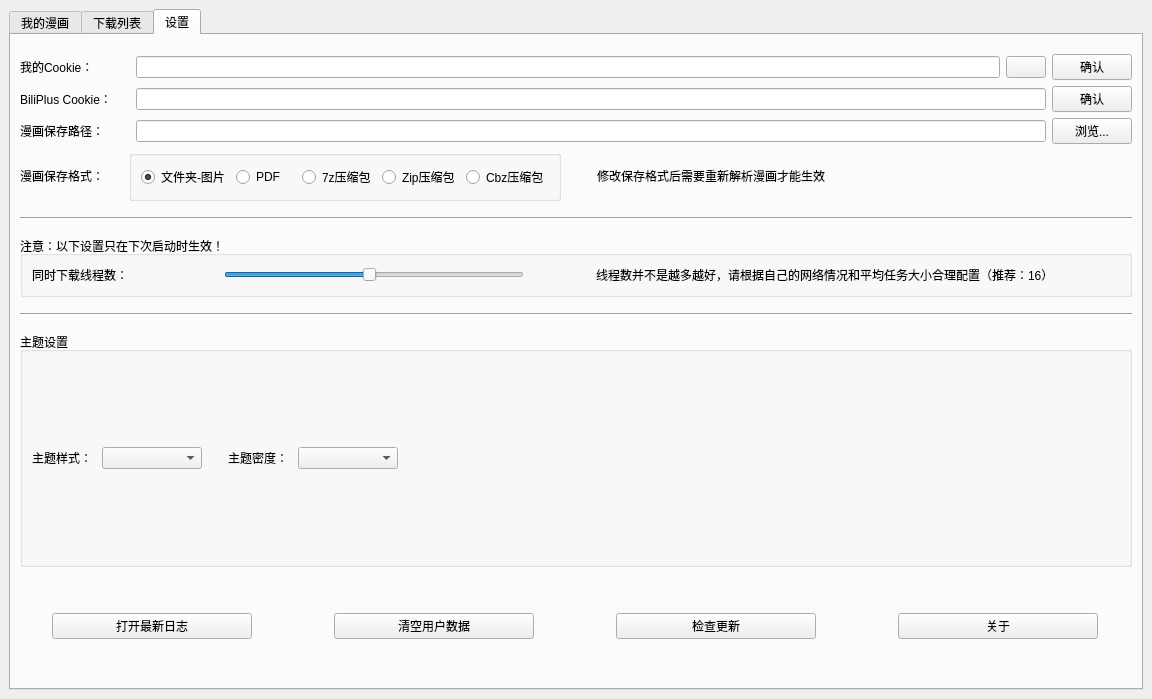
Above: src/ui/PySide_src/mainWindow.ui from Zeal-L/BiliBili-Manga-Downloader before the change. Below: the same form after it.
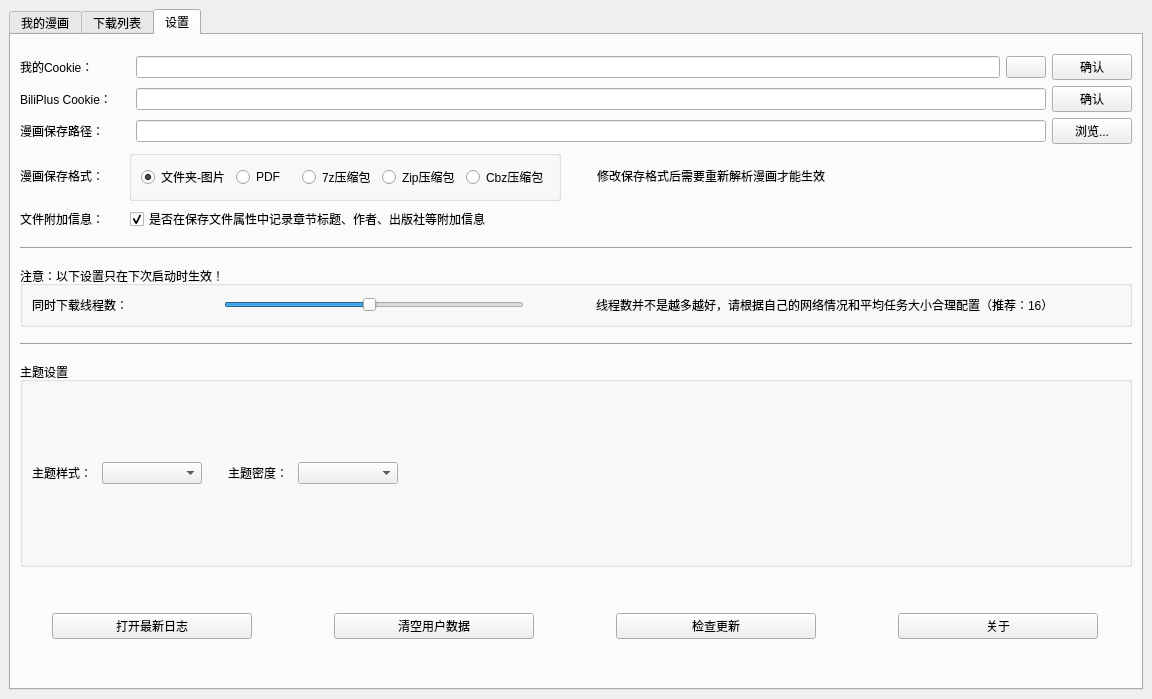
That is the form after the change. The open tabs and pages were chosen to show the change. Icons and pictures are not drawn.

Commit message: 🎨 在UI中添加exif的设置选项

Patch:
```diff
--- a/src/ui/PySide_src/mainWindow.ui
+++ b/src/ui/PySide_src/mainWindow.ui
@@ -763,7 +763,7 @@
        <attribute name="title">
         <string>设置</string>
        </attribute>
-       <layout class="QVBoxLayout" name="verticalLayout_5" stretch="0,0,0,0,0,0,0,0,0,0,0,0,1,0,0,0">
+       <layout class="QVBoxLayout" name="verticalLayout_5" stretch="0,0,0,0,0,0,0,0,0,0,0,0,0,1,0,0,0">
         <item>
          <spacer name="verticalSpacer_4">
           <property name="orientation">
@@ -1069,6 +1069,68 @@
           </item>
          </layout>
         </item>
+        <item>
+         <layout class="QHBoxLayout" name="horizontalLayout_5" stretch="0,0,0,0">
+          <item>
+           <widget class="QLabel" name="label_6">
+            <property name="sizePolicy">
+             <sizepolicy hsizetype="Fixed" vsizetype="Preferred">
+              <horstretch>0</horstretch>
+              <verstretch>0</verstretch>
+             </sizepolicy>
+            </property>
+            <property name="text">
+             <string>文件附加信息：</string>
+            </property>
+           </widget>
+          </item>
+          <item>
+           <spacer name="horizontalSpacer_11">
+            <property name="orientation">
+             <enum>Qt::Horizontal</enum>
+            </property>
+            <property name="sizeType">
+             <enum>QSizePolicy::Preferred</enum>
+            </property>
+            <property name="sizeHint" stdset="0">
+             <size>
+              <width>20</width>
+              <height>20</height>
+             </size>
+            </property>
+           </spacer>
+          </item>
+          <item>
+           <widget class="QCheckBox" name="checkBox_exif_info">
+            <property name="sizePolicy">
+             <sizepolicy hsizetype="Fixed" vsizetype="Fixed">
+              <horstretch>0</horstretch>
+              <verstretch>0</verstretch>
+             </sizepolicy>
+            </property>
+            <property name="text">
+             <string>是否在保存文件属性中记录章节标题、作者、出版社等附加信息</string>
+            </property>
+            <property name="checked">
+             <bool>true</bool>
+            </property>
+           </widget>
+          </item>
+          <item>
+           <spacer name="horizontalSpacer_12">
+            <property name="orientation">
+             <enum>Qt::Horizontal</enum>
+            </property>
+            <property name="sizeHint" stdset="0">
+             <size>
+              <width>40</width>
+              <height>20</height>
+             </size>
+            </property>
+           </spacer>
+          </item>
+         </layout>
+        </item>
         <item>
          <spacer name="verticalSpacer_3">
           <property name="orientation">
```
Left out of the diff: 48 changed lines with no effect on the pictures. The commit also changes 1 other file.
